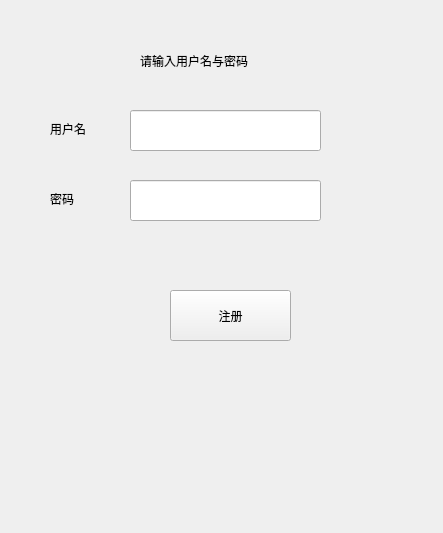
Old version of the form client_ui/registerwindow.ui in the repository Polarbear-png732/ui-client.
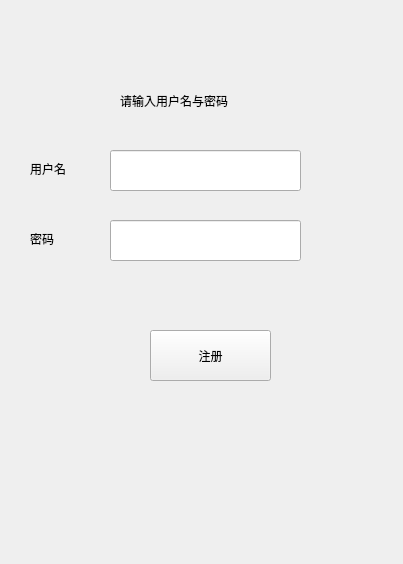
New version of the form.

What changed in the file:
```diff
--- a/client_ui/registerwindow.ui
+++ b/client_ui/registerwindow.ui
@@ -6,8 +6,8 @@
    <rect>
     <x>0</x>
     <y>0</y>
-    <width>443</width>
-    <height>533</height>
+    <width>403</width>
+    <height>564</height>
    </rect>
   </property>
   <property name="windowTitle">
@@ -16,8 +16,8 @@
   <widget class="QLineEdit" name="passwordLineEdit">
    <property name="geometry">
     <rect>
-     <x>130</x>
-     <y>180</y>
+     <x>110</x>
+     <y>220</y>
      <width>191</width>
      <height>41</height>
     </rect>
@@ -26,8 +26,8 @@
   <widget class="QLabel" name="label">
    <property name="geometry">
     <rect>
-     <x>50</x>
-     <y>120</y>
+     <x>30</x>
+     <y>160</y>
      <width>67</width>
      <height>17</height>
     </rect>
@@ -39,8 +39,8 @@
   <widget class="QLabel" name="label_2">
    <property name="geometry">
     <rect>
-     <x>50</x>
-     <y>190</y>
+     <x>30</x>
+     <y>230</y>
      <width>67</width>
      <height>17</height>
     </rect>
@@ -52,8 +52,8 @@
   <widget class="QLineEdit" name="usernameLineEdit">
    <property name="geometry">
     <rect>
-     <x>130</x>
-     <y>110</y>
+     <x>110</x>
+     <y>150</y>
      <width>191</width>
      <height>41</height>
     </rect>
@@ -62,8 +62,8 @@
   <widget class="QPushButton" name="register_2">
    <property name="geometry">
     <rect>
-     <x>170</x>
-     <y>290</y>
+     <x>150</x>
+     <y>330</y>
      <width>121</width>
      <height>51</height>
     </rect>
@@ -78,8 +78,8 @@
   <widget class="QLabel" name="label_3">
    <property name="geometry">
     <rect>
-     <x>140</x>
-     <y>40</y>
+     <x>120</x>
+     <y>80</y>
      <width>161</width>
      <height>41</height>
     </rect>
```
